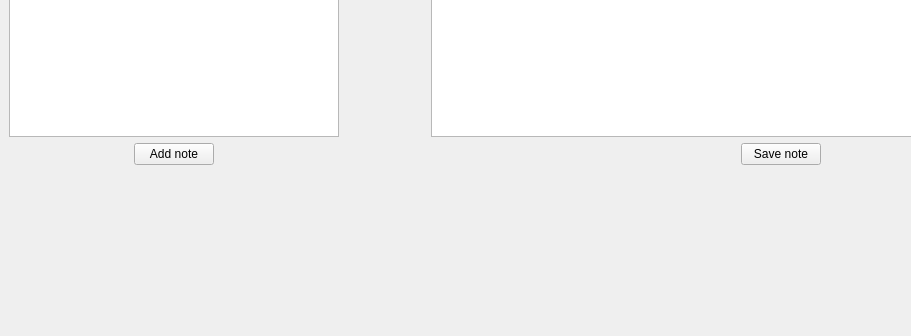
The window that main/UI/notes.ui (Demonim/Simargl-Study-Project) describes before a commit, drawn with Qt 5; both pictures show x 0 to 911 and y 524 to 860 of the 1140 by 860 pixel window.
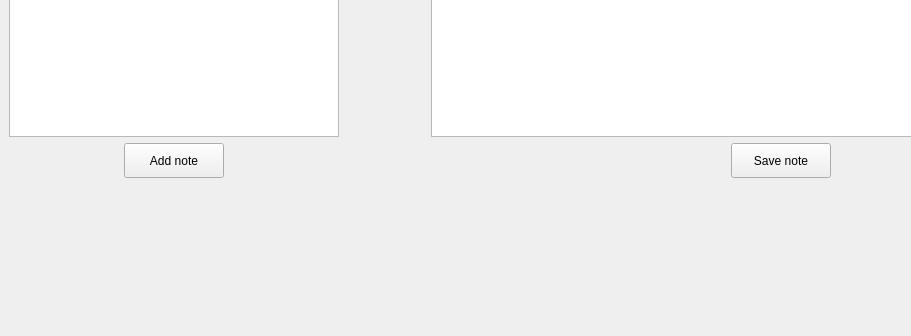
The same window after the commit.

What changed in the file:
```diff
--- a/main/UI/notes.ui
+++ b/main/UI/notes.ui
@@ -179,6 +179,12 @@
           </item>
           <item>
            <widget class="QPushButton" name="AddNoteButton">
+            <property name="minimumSize">
+             <size>
+              <width>100</width>
+              <height>35</height>
+             </size>
+            </property>
             <property name="text">
              <string>Add note</string>
             </property>
@@ -262,6 +268,12 @@
           </item>
           <item>
            <widget class="QPushButton" name="SaveNoteButton">
+            <property name="minimumSize">
+             <size>
+              <width>100</width>
+              <height>35</height>
+             </size>
+            </property>
             <property name="text">
              <string>Save note</string>
             </property>
```
Left out of the diff: 27 changed lines with no effect on the pictures.
